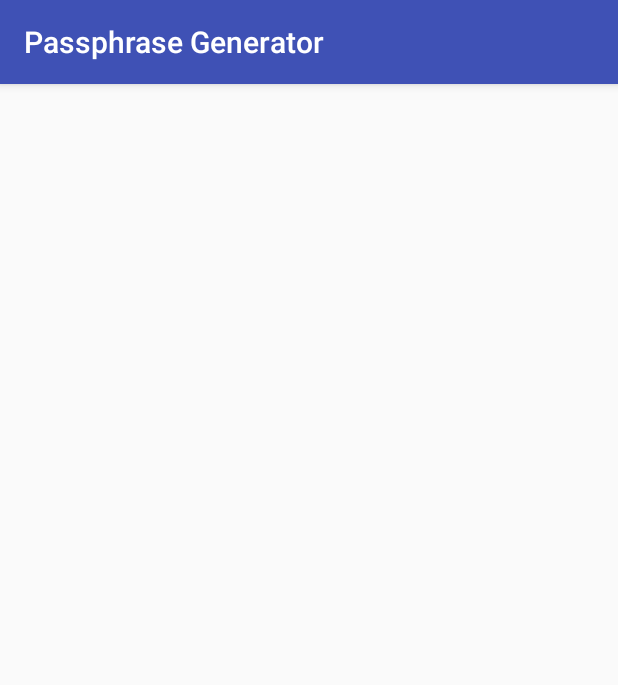
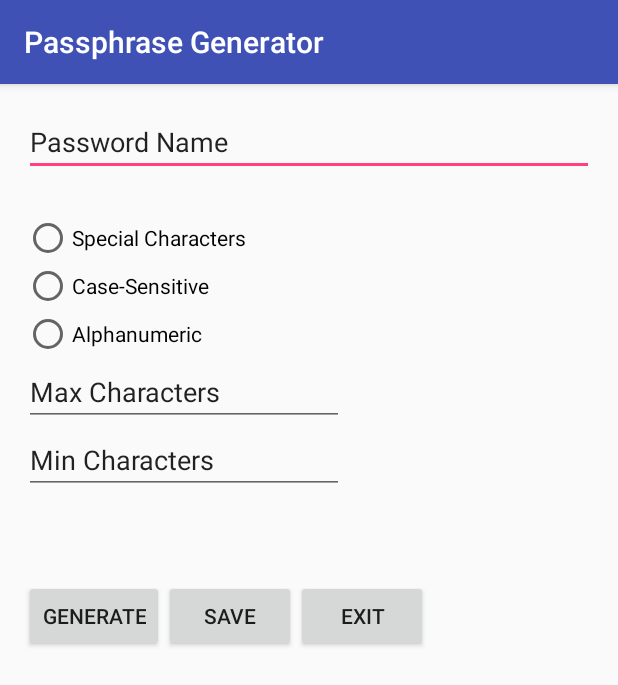
Before and after one commit to pyrophos/CS4398, an Android app: the addPassword screen opened directly, with no data from a screen before it, on a phone screen of 412 x 824 dp. Shown: the top 685 px of the screen. Run offline under Robolectric (Android 15) with nearby library versions, the phone set to English and light mode, and no system bars.

Commit message:
Created activity UI.

```diff
--- a/PassphraseGenerator/app/src/main/java/com/example/wwjdt/passphrasegenerator/addPassword.java
+++ b/PassphraseGenerator/app/src/main/java/com/example/wwjdt/passphrasegenerator/addPassword.java
@@ -2,12 +2,35 @@ package com.example.wwjdt.passphrasegenerator;
 
 import android.support.v7.app.AppCompatActivity;
 import android.os.Bundle;
+import android.view.View;
+import android.widget.Button;
+import android.widget.EditText;
+import android.widget.RadioButton;
+import android.widget.TextView;
 
-public class addPassword extends AppCompatActivity {
+public class addPassword extends AppCompatActivity implements View.OnClickListener{
+    private RadioButton caseSensitive, alphanumeric, specialCharacters;
+    private Button saveBtn, exitBtn, generateBtn;
+    private EditText passwordName, minChar, maxChar;
+    private TextView passwordDisplay;
 
     @Override
     protected void onCreate(Bundle savedInstanceState) {
         super.onCreate(savedInstanceState);
         setContentView(R.layout.activity_add_password);
+        //Radio Buttons
+        caseSensitive = (RadioButton) findViewById(R.id.caseSensitive);
+        alphanumeric = (RadioButton) findViewById(R.id.alphanumeric);
+        specialCharacters = (RadioButton) findViewById(R.id.specialCharacters);
+        //Buttons
+        saveBtn = (Button) findViewById(R.id.saveBtn);
+        exitBtn = (Button) findViewById(R.id.exitBtn);
+        generateBtn = (Button) findViewById(R.id.generateBtn);
+        //Edit Text Fields
+        passwordName = (EditText) findViewById(R.id.passwordName);
+        minChar = (EditText) findViewById(R.id.minChar);
+        maxChar = (EditText) findViewById(R.id.maxChar);
+        //Text Display
+        passwordDisplay = (TextView) findViewById(R.id.passwordDisplay);
     }
 }
--- a/PassphraseGenerator/app/src/main/res/layout/activity_add_password.xml
+++ b/PassphraseGenerator/app/src/main/res/layout/activity_add_password.xml
@@ -9,4 +9,108 @@
     android:paddingTop="@dimen/activity_vertical_margin"
     tools:context="com.example.wwjdt.passphrasegenerator.addPassword">
 
+    <RadioButton
+        android:layout_width="wrap_content"
+        android:layout_height="wrap_content"
+        android:text="Case-Sensitive"
+        android:id="@+id/caseSensitive"
+        android:checked="false"
+        android:layout_below="@+id/specialCharacters"
+        android:layout_alignParentLeft="true"
+        android:layout_alignParentStart="true" />
+
+    <RadioButton
+        android:layout_width="wrap_content"
+        android:layout_height="wrap_content"
+        android:text="Alphanumeric"
+        android:id="@+id/alphanumeric"
+        android:layout_below="@+id/caseSensitive"
+        android:layout_alignParentLeft="true"
+        android:layout_alignParentStart="true" />
+
+    <RadioButton
+        android:layout_width="wrap_content"
+        android:layout_height="wrap_content"
+        android:text="Special Characters"
+        android:id="@+id/specialCharacters"
+        android:checked="false"
+        android:layout_marginTop="25dp"
+        android:layout_below="@+id/passwordName"
+        android:layout_alignParentLeft="true"
+        android:layout_alignParentStart="true" />
+
+
+    <EditText
+        android:layout_width="wrap_content"
+        android:layout_height="wrap_content"
+        android:id="@+id/passwordName"
+        android:layout_alignParentTop="true"
+        android:layout_alignParentLeft="true"
+        android:layout_alignParentStart="true"
+        android:layout_alignParentRight="true"
+        android:layout_alignParentEnd="true"
+        android:text="Password Name" />
+
+    <EditText
+        android:layout_width="wrap_content"
+        android:layout_height="wrap_content"
+        android:inputType="numberDecimal"
+        android:ems="10"
+        android:id="@+id/maxChar"
+        android:layout_below="@+id/alphanumeric"
+        android:layout_alignLeft="@+id/alphanumeric"
+        android:layout_alignStart="@+id/alphanumeric"
+        android:text="Max Characters" />
+
+    <EditText
+        android:layout_width="wrap_content"
+        android:layout_height="wrap_content"
+        android:inputType="numberDecimal"
+        android:ems="10"
+        android:id="@+id/minChar"
+        android:text="Min Characters"
+        android:layout_below="@+id/maxChar"
+        android:layout_alignParentLeft="true"
+        android:layout_alignParentStart="true" />
+
+
+    <TextView
+        android:layout_width="wrap_content"
+        android:layout_height="wrap_content"
+        android:textAppearance="?android:attr/textAppearanceLarge"
+        android:id="@+id/passwordDisplay"
+        android:layout_below="@+id/minChar"
+        android:layout_alignParentLeft="true"
+        android:layout_alignParentStart="true"
+        android:layout_marginTop="28dp"
+        android:layout_alignParentRight="true"
+        android:layout_alignParentEnd="true" />
+
+    <Button
+        android:layout_width="wrap_content"
+        android:layout_height="wrap_content"
+        android:text="Generate"
+        android:id="@+id/generateBtn"
+        android:layout_alignTop="@+id/saveBtn"
+        android:layout_alignParentLeft="true"
+        android:layout_alignParentStart="true" />
+
+    <Button
+        android:layout_width="wrap_content"
+        android:layout_height="wrap_content"
+        android:text="Save"
+        android:id="@+id/saveBtn"
+        android:layout_below="@+id/passwordDisplay"
+        android:layout_toRightOf="@+id/generateBtn"
+        android:layout_toEndOf="@+id/generateBtn" />
+
+    <Button
+        android:layout_width="wrap_content"
+        android:layout_height="wrap_content"
+        android:text="Exit"
+        android:id="@+id/exitBtn"
+        android:layout_alignTop="@+id/saveBtn"
+        android:layout_toRightOf="@+id/saveBtn"
+        android:layout_toEndOf="@+id/saveBtn" />
+
 </RelativeLayout>
```
